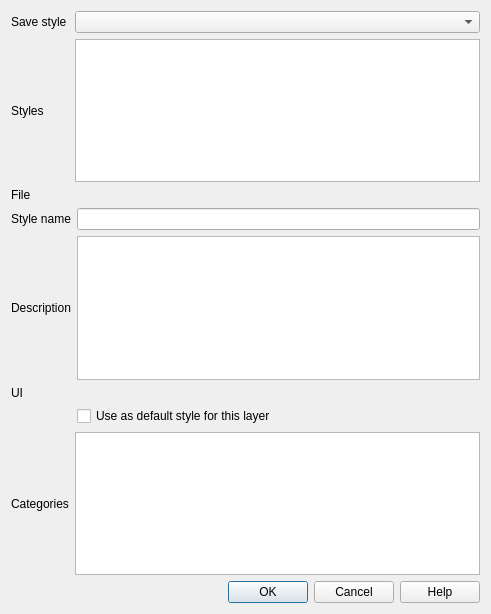
qgis/QGIS, file src/ui/qgsvectorlayersavestyledialog.ui: the form before one commit.
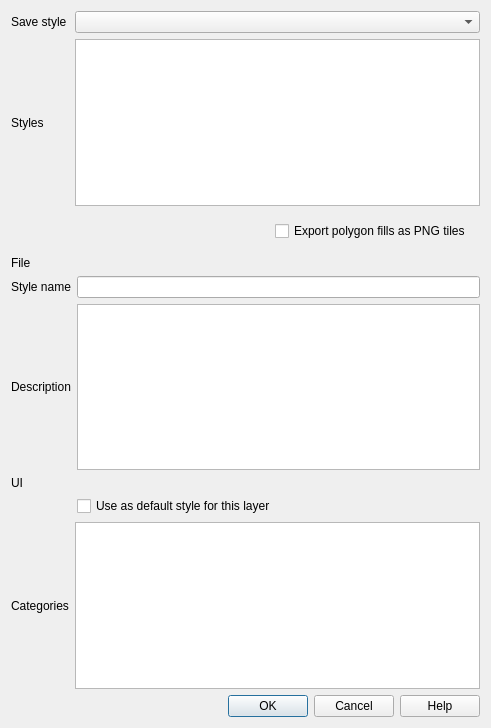
The form after the commit. Custom widgets are drawn as their Qt base class.

Patch:
```diff
--- a/src/ui/qgsvectorlayersavestyledialog.ui
+++ b/src/ui/qgsvectorlayersavestyledialog.ui
@@ -7,7 +7,7 @@
     <x>0</x>
     <y>0</y>
     <width>491</width>
-    <height>614</height>
+    <height>728</height>
    </rect>
   </property>
   <property name="windowTitle">
@@ -41,17 +41,46 @@
    <item row="1" column="1">
     <widget class="QListWidget" name="mStylesWidget"/>
    </item>
-   <item row="2" column="0">
+   <item row="2" column="0" colspan="2">
+    <widget class="QWidget" name="mSaveToSldWidget" native="true">
+     <layout class="QGridLayout" name="gridLayout_2">
+      <item row="0" column="1">
+       <widget class="QCheckBox" name="mSldExportPng">
+        <property name="toolTip">
+         <string>&lt;html&gt;&lt;head/&gt;&lt;body&gt;&lt;p&gt;Complex and rotated polygon fills are generally not supported by SLD. &lt;/p&gt;&lt;p&gt;By checking this option supported symbols will be exported as PNG tiles in the same directory of the SLD document and the SLD document will refer to the PNG images as external graphic symbols.&lt;/p&gt;&lt;p&gt;Note that not all symbols can be exported to PNG, if the symbol cannot be exported the default SLD export implementation will be used.&lt;/p&gt;&lt;/body&gt;&lt;/html&gt;</string>
+        </property>
+        <property name="text">
+         <string>Export polygon fills as PNG tiles</string>
+        </property>
+       </widget>
+      </item>
+      <item row="0" column="0">
+       <spacer name="horizontalSpacer">
+        <property name="orientation">
+         <enum>Qt::Horizontal</enum>
+        </property>
+        <property name="sizeHint" stdset="0">
+         <size>
+          <width>40</width>
+          <height>20</height>
+         </size>
+        </property>
+       </spacer>
+      </item>
+     </layout>
+    </widget>
+   </item>
+   <item row="3" column="0">
     <widget class="QLabel" name="mFileLabel">
      <property name="text">
       <string>File</string>
      </property>
     </widget>
    </item>
-   <item row="2" column="1">
-    <widget class="QgsFileWidget" name="mFileWidget"/>
+   <item row="3" column="1">
+    <widget class="QgsFileWidget" name="mFileWidget" native="true"/>
    </item>
-   <item row="3" column="0" colspan="2">
+   <item row="4" column="0" colspan="2">
     <widget class="QWidget" name="mSaveToDbWidget" native="true">
      <layout class="QGridLayout" name="gridLayout_3">
       <property name="leftMargin">
@@ -116,14 +145,14 @@
      </layout>
     </widget>
    </item>
-   <item row="4" column="0">
+   <item row="5" column="0">
     <widget class="QLabel" name="label_3">
      <property name="text">
       <string>Categories</string>
      </property>
     </widget>
    </item>
-   <item row="4" column="1">
+   <item row="5" column="1">
     <widget class="QListView" name="mStyleCategoriesListView">
      <property name="sizePolicy">
       <sizepolicy hsizetype="Expanding" vsizetype="Expanding">
@@ -133,7 +162,7 @@
      </property>
     </widget>
    </item>
-   <item row="5" column="0" colspan="2">
+   <item row="6" column="0" colspan="2">
     <widget class="QDialogButtonBox" name="buttonBox">
      <property name="orientation">
       <enum>Qt::Horizontal</enum>
```
Left out of the diff: 2 changed lines with no effect on the pictures.
